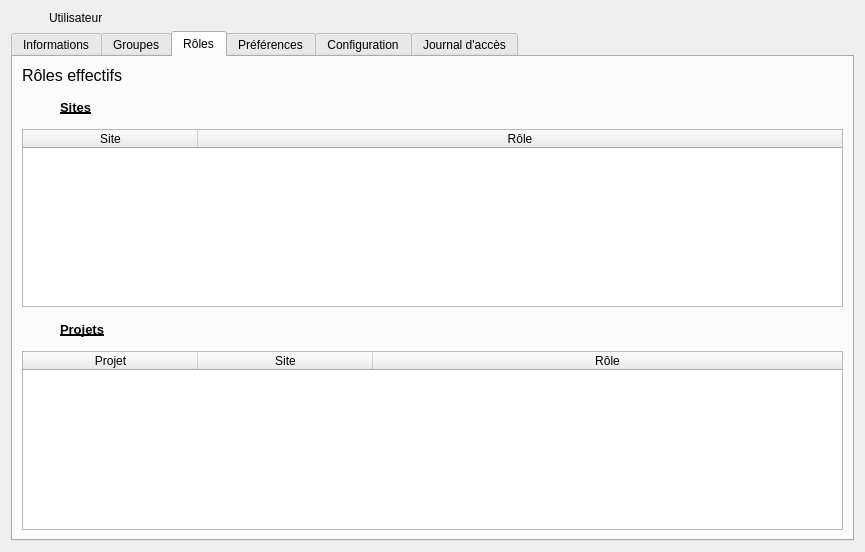
Above: client/src/editors/UserWidget.ui from introlab/openteraplus before the change. Below: the same form after it.
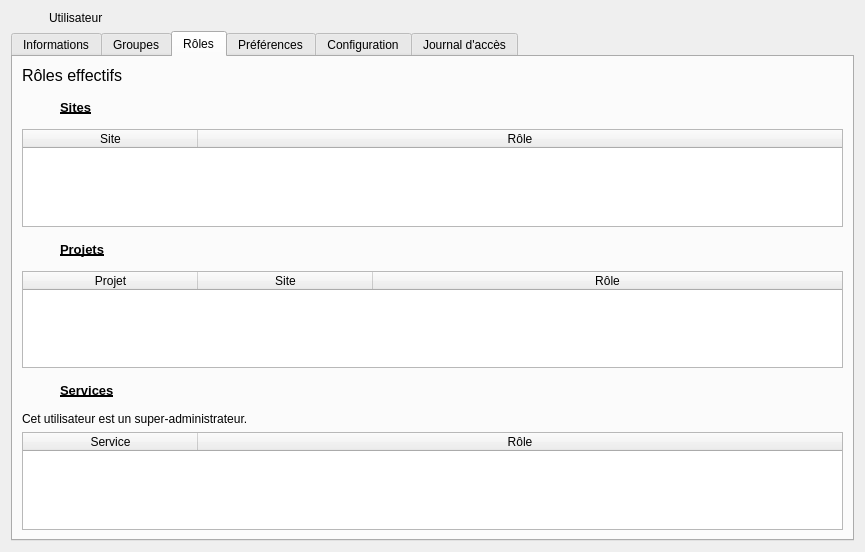
That is the form after the change. The open tabs and pages were chosen to show the change. Icons and pictures are not drawn. Custom widgets are drawn as their Qt base class.

Commit message: Refs #89. Added service roles display for UserWidget.

```diff
--- a/client/src/editors/UserWidget.ui
+++ b/client/src/editors/UserWidget.ui
@@ -524,6 +524,82 @@
          </column>
         </widget>
        </item>
+       <item>
+        <layout class="QHBoxLayout" name="horizontalLayout_5">
+         <item>
+          <widget class="QLabel" name="lblServicesIcon">
+           <property name="minimumSize">
+            <size>
+             <width>32</width>
+             <height>32</height>
+            </size>
+           </property>
+           <property name="maximumSize">
+            <size>
+             <width>32</width>
+             <height>32</height>
+            </size>
+           </property>
+           <property name="text">
+            <string/>
+           </property>
+           <property name="pixmap">
+            <pixmap resource="../../resources/TeraClient.qrc">:/icons/service.png</pixmap>
+           </property>
+           <property name="scaledContents">
+            <bool>true</bool>
+           </property>
+          </widget>
+         </item>
+         <item>
+          <widget class="QLabel" name="lblServicesRoles">
+           <property name="font">
+            <font>
+             <pointsize>10</pointsize>
+             <bold>true</bold>
+             <underline>true</underline>
+            </font>
+           </property>
+           <property name="text">
+            <string>Services</string>
+           </property>
+          </widget>
+         </item>
+        </layout>
+       </item>
+       <item>
+        <widget class="QLabel" name="lblWarning2">
+         <property name="text">
+          <string>Cet utilisateur est un super-administrateur.</string>
+         </property>
+        </widget>
+       </item>
+       <item>
+        <widget class="QTableWidget" name="tableServicesRoles">
+         <attribute name="horizontalHeaderDefaultSectionSize">
+          <number>175</number>
+         </attribute>
+         <attribute name="horizontalHeaderShowSortIndicator" stdset="0">
+          <bool>true</bool>
+         </attribute>
+         <attribute name="horizontalHeaderStretchLastSection">
+          <bool>true</bool>
+         </attribute>
+         <attribute name="verticalHeaderVisible">
+          <bool>false</bool>
+         </attribute>
+         <column>
+          <property name="text">
+           <string>Service</string>
+          </property>
+         </column>
+         <column>
+          <property name="text">
+           <string>Rôle</string>
+          </property>
+         </column>
+        </widget>
+       </item>
       </layout>
      </widget>
      <widget class="QWidget" name="tabProfile">
```
Left out of the diff: 2 changed lines with no effect on the pictures. The commit also changes 3 other files.
